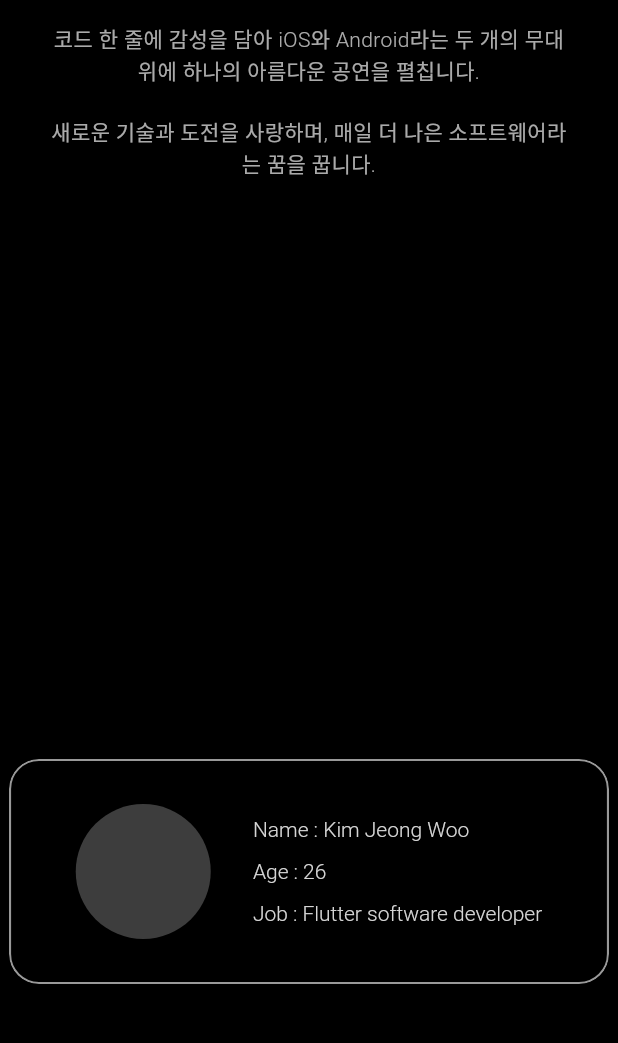
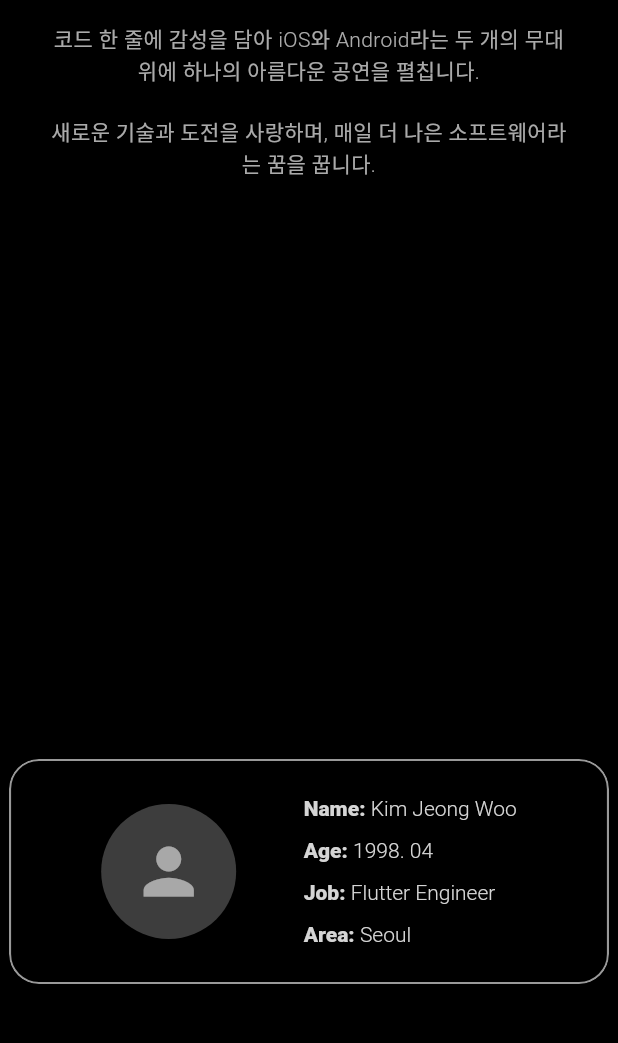
Before and after one commit to jeongwoo0427/aboutme, a Flutter app: the IntroductionScreen screen opened by its route, scrolled down 1152 dp, on a phone screen of 412 x 824 dp, the part 105-1148 px from its top. Run offline on Flutter 3.47's test engine with Material 3 defaults, Android fonts, the phone set to English and light mode, and no system bars; drawn by our look-alikes of flutter_animate; our stand-ins replace dio, flutter_riverpod, go_router, logger, responsive_framework, shared_preferences and 1 more; accounts and stored records are empty; network calls fail.

Commit message:
fix : colorScheme 변경

```diff
--- a/lib/constants/themes/app_color_schemes.dart
+++ b/lib/constants/themes/app_color_schemes.dart
@@ -54,7 +54,7 @@ class AppColorSchemes{
     outline: Color(0xFF575757),
     background: Color(0xFF2F2E33),
     onBackground: Color(0xFFE6E1E5),
-    surface: Color(0xFF444349),
+    surface: Color(0xFF000000),
     onSurface: Color(0xFFD5D5D5),
     surfaceVariant: Color(0xFF49454F),
     onSurfaceVariant: Color(0xFFCAC4D0),
--- a/lib/constants/themes/app_themes.dart
+++ b/lib/constants/themes/app_themes.dart
@@ -28,11 +28,11 @@ class AppThemes {
       //useMaterial3: true,
       brightness: Brightness.dark,
       fontFamily: AppFontFamily.notoSansKR,
-      scaffoldBackgroundColor: AppColorSchemes.darkColorScheme.background,
+      scaffoldBackgroundColor: Colors.black,
       appBarTheme: const AppBarTheme().copyWith(
-          surfaceTintColor: AppColorSchemes.darkColorScheme.background,
-          backgroundColor: AppColorSchemes.darkColorScheme.background,
-          foregroundColor: AppColorSchemes.darkColorScheme.onBackground),
+          surfaceTintColor: AppColorSchemes.darkColorScheme.surfaceTint,
+          backgroundColor: AppColorSchemes.darkColorScheme.surface,
+          foregroundColor: AppColorSchemes.darkColorScheme.onSurface),
       // iconTheme: IconThemeData(color: _darkFontColor),
       // tabBarTheme: TabBarTheme().copyWith(labelColor: _darkOnBackgroundColor),
       // hoverColor: _darkPrimaryColor.withOpacity(0.4),
--- a/lib/ui/screens/introduction/pages/history_page.dart
+++ b/lib/ui/screens/introduction/pages/history_page.dart
@@ -14,13 +14,11 @@ class HistoryPage extends StatefulWidget {
 class _HistoryPageState extends State<HistoryPage> {
   @override
   Widget build(BuildContext context) {
+    final TextStyle profileStateTextStyle =
+        TextStyle(fontSize: context.getResponsiveValue(18, 14), fontWeight: FontWeight.w300, color: context.colorScheme.onSurface);
 
-    final TextStyle profileStateTextStyle = TextStyle(
-        fontSize: context.getResponsiveValue(18, 14),
-        fontWeight: FontWeight.w300,
-        color: context.colorScheme.onSurface);
-
-    return FittedScreenSizeBody(body: Column(
+    return FittedScreenSizeBody(
+        body: Column(
       children: [
         GlassyContainer(
           height: context.getResponsiveValue(200, 150),
@@ -35,6 +33,11 @@ class _HistoryPageState extends State<HistoryPage> {
                 CircleAvatar(
                   minRadius: context.getResponsiveValue(60, 45),
                   backgroundColor: Colors.white24,
+                  child: Icon(
+                    Icons.person,
+                    color: context.colorScheme.onSurface.withOpacity(0.7),
+                    size: context.getResponsiveValue(80, 50),
+                  ),
                 ),
                 DefaultTextStyle(
                   style: profileStateTextStyle,
@@ -43,15 +46,20 @@ class _HistoryPageState extends State<HistoryPage> {
                     mainAxisAlignment: MainAxisAlignment.center,
                     crossAxisAlignment: CrossAxisAlignment.start,
                     children: [
-                      Text('Name : Kim Jeong Woo'),
+                      Text.rich(TextSpan(children: [TextSpan(text: 'Name: ', style: TextStyle(fontWeight: FontWeight.w900)), TextSpan(text: 'Kim Jeong Woo')])),
                       SizedBox(
                         height: 12,
                       ),
-                      Text('Age : 26'),
+                      Text.rich(TextSpan(children: [TextSpan(text: 'Age: ', style: TextStyle(fontWeight: FontWeight.w900)), TextSpan(text: '1998. 04')])),
                       SizedBox(
                         height: 12,
                       ),
-                      Text('Job : Flutter software developer'),
+                      Text.rich(
+                          TextSpan(children: [TextSpan(text: 'Job: ', style: TextStyle(fontWeight: FontWeight.w900)), TextSpan(text: 'Flutter Engineer')])),
+                      SizedBox(
+                        height: 12,
+                      ),
+                      Text.rich(TextSpan(children: [TextSpan(text: 'Area: ', style: TextStyle(fontWeight: FontWeight.w900)), TextSpan(text: 'Seoul')])),
                     ],
                   ),
                 )
@@ -59,7 +67,6 @@ class _HistoryPageState extends State<HistoryPage> {
             ),
           ),
         )
-
       ],
     ));
   }
--- a/lib/ui/widgets/scaffold/responsive_glassy_scaffold.dart
+++ b/lib/ui/widgets/scaffold/responsive_glassy_scaffold.dart
@@ -13,7 +13,7 @@ class ResponsiveGlassyScaffold extends StatefulWidget {
   final Function(bool)? onChangedPageState;
   final Function(ScrollNotification)? onNotificationScroll;
 
-  const ResponsiveGlassyScaffold({super.key, required this.body, this.topPosition = 100, this.appbarTitle, this.onChangedPageState, this.onNotificationScroll});
+  const ResponsiveGlassyScaffold({super.key, required this.body, this.topPosition = 0, this.appbarTitle, this.onChangedPageState, this.onNotificationScroll});
 
   @override
   State<ResponsiveGlassyScaffold> createState() => _ResponsiveGlassyScaffoldState();
```
